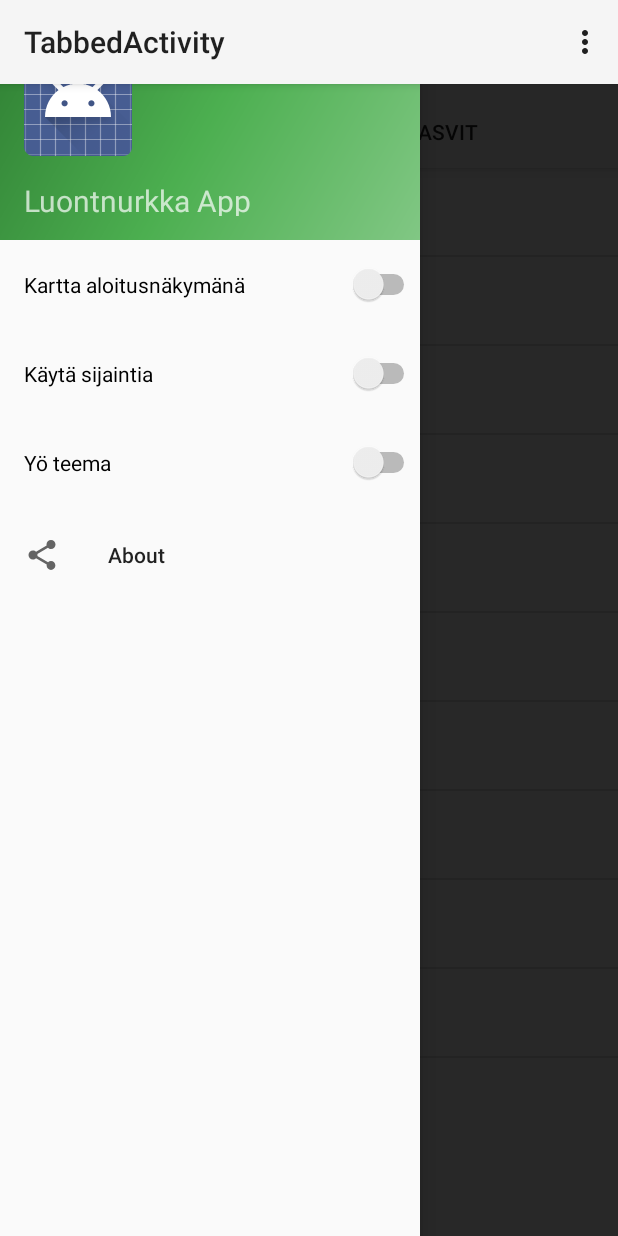
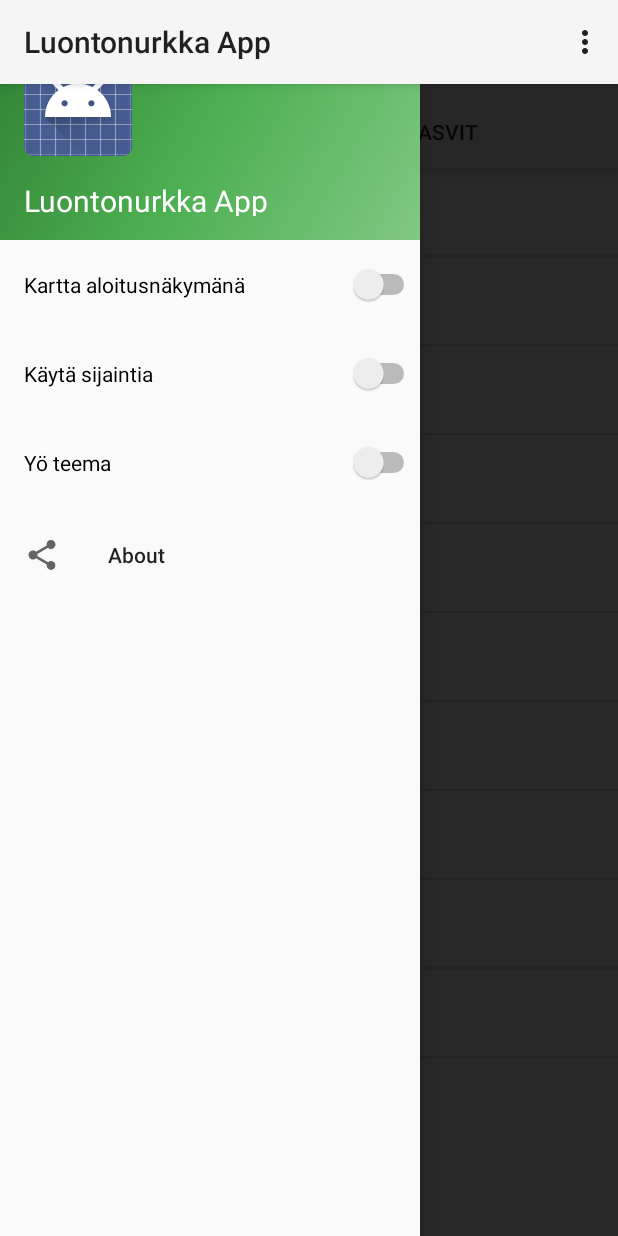
Before and after one commit to luontonurkka/app, an Android app: the screen it shows after launch (TabbedListActivity), with the side drawer open, on a phone screen of 412 x 824 dp. Run offline under Robolectric (Android 15) with nearby library versions, the phone set to English and light mode, and no system bars.

Commit message:
Some styling

```diff
--- a/app/src/main/res/layout/nav_header_settings.xml
+++ b/app/src/main/res/layout/nav_header_settings.xml
@@ -28,8 +28,9 @@
             android:layout_width="match_parent"
             android:layout_height="wrap_content"
             android:paddingTop="@dimen/nav_header_vertical_spacing"
-            android:text="Luontnurkka App"
-            android:textSize="20dp"/>
+            android:text="Luontonurkka App"
+            android:textSize="20dp"
+            android:textColor="#FFFFFF"/>
 
     </LinearLayout>
 
--- a/app/src/main/res/values/strings.xml
+++ b/app/src/main/res/values/strings.xml
@@ -6,15 +6,11 @@
     </string>
     <string name="action_settings">Settings</string>
     <string name="read_more_wiki">Lue lisää wikipediasta</string>
-
-    <string name="title_activity_tabbed">TabbedActivity</string>
-
+    <string name="title_activity_tabbed">Luontonurkka App</string>
     <string name="tab_all">Kaikki</string>
     <string name="tab_birds">Linnut</string>
     <string name="tab_plants">Kasvit</string>
-
     <string name="title_activity_settings">Settings</string>
-
     <string name="navigation_drawer_open">Open navigation drawer</string>
     <string name="navigation_drawer_close">Close navigation drawer</string>
 
```
